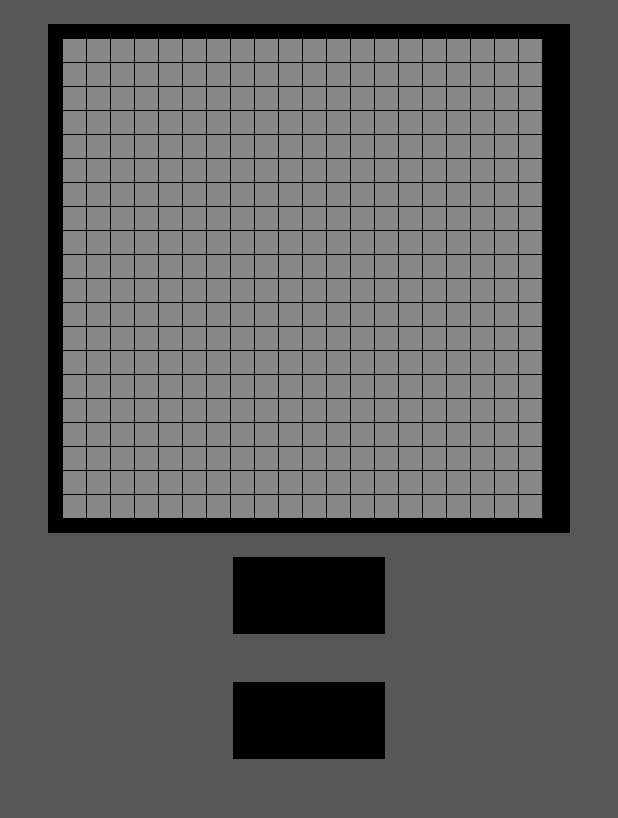
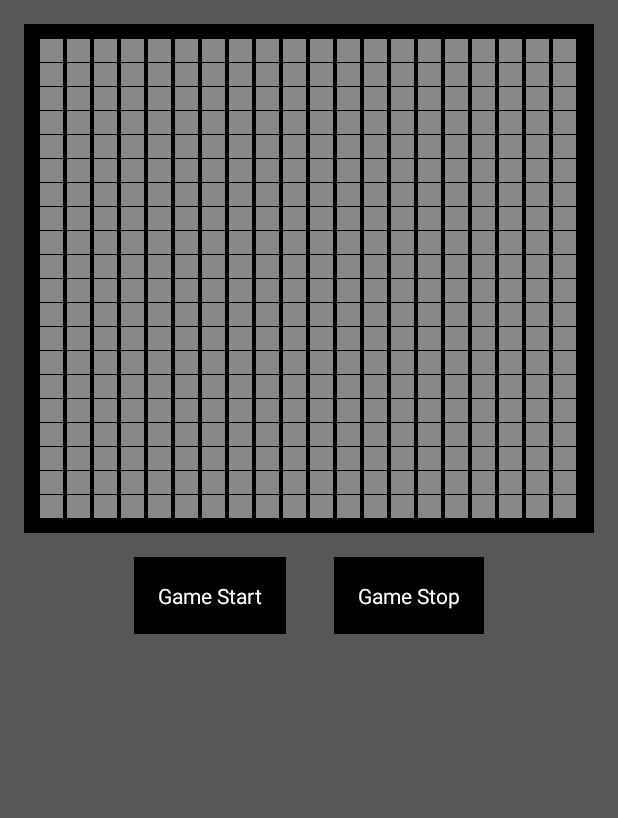
Before and after one commit to jsho32/Game-of-Life-Android, an Android app: the GameActivity screen opened directly, with no data from a screen before it, on a phone screen of 412 x 824 dp, the part 184-1002 px from its top. Run offline under Robolectric (Android 15) with nearby library versions, the light colour scheme and no system bars.

Commit message:
Update primitive layout.

```diff
--- a/game/src/main/res/layout/activity_game.xml
+++ b/game/src/main/res/layout/activity_game.xml
@@ -31,14 +31,19 @@
                 android:layout_height="wrap_content"
                 android:id="@+id/lifeGrid"
                 android:numColumns="20"
-                android:layout_marginLeft="@dimen/activity_default_margin"
-                android:layout_marginRight="@dimen/activity_default_margin"
                 android:padding="10dp"
                 android:background="#5a575757"
                 android:gravity="center"
                 android:stretchMode="columnWidth"
-                android:verticalSpacing="1dp"
+                android:verticalSpacing="2dp"
                 android:horizontalSpacing="2dp" />
+
+        <LinearLayout
+                android:layout_width="wrap_content"
+                android:layout_height="wrap_content"
+                android:orientation="horizontal"
+                android:layout_gravity="center"
+                android:layout_margin="@dimen/activity_default_margin">
 
             <TextView
                     android:layout_width="wrap_content"
@@ -48,6 +53,7 @@
                     android:layout_gravity="center_horizontal"
                     android:layout_margin="@dimen/activity_default_margin"
                     android:text="@string/start_game"
+                    android:textColor="#ffffff"
                     android:id="@+id/game_start"
                     android:clickable="true"/>
 
@@ -58,10 +64,11 @@
                     android:padding="@dimen/activity_default_margin"
                     android:layout_gravity="center_horizontal"
                     android:layout_margin="@dimen/activity_default_margin"
-                android:text="@string/start_game"
+                    android:text="@string/stop_game"
+                    android:textColor="#ffffff"
                     android:id="@+id/game_stop"
                     android:clickable="true"/>
 
         </LinearLayout>
-
     </LinearLayout>
+</LinearLayout>
```
Lines whose indentation alone changed are shown as unchanged.
